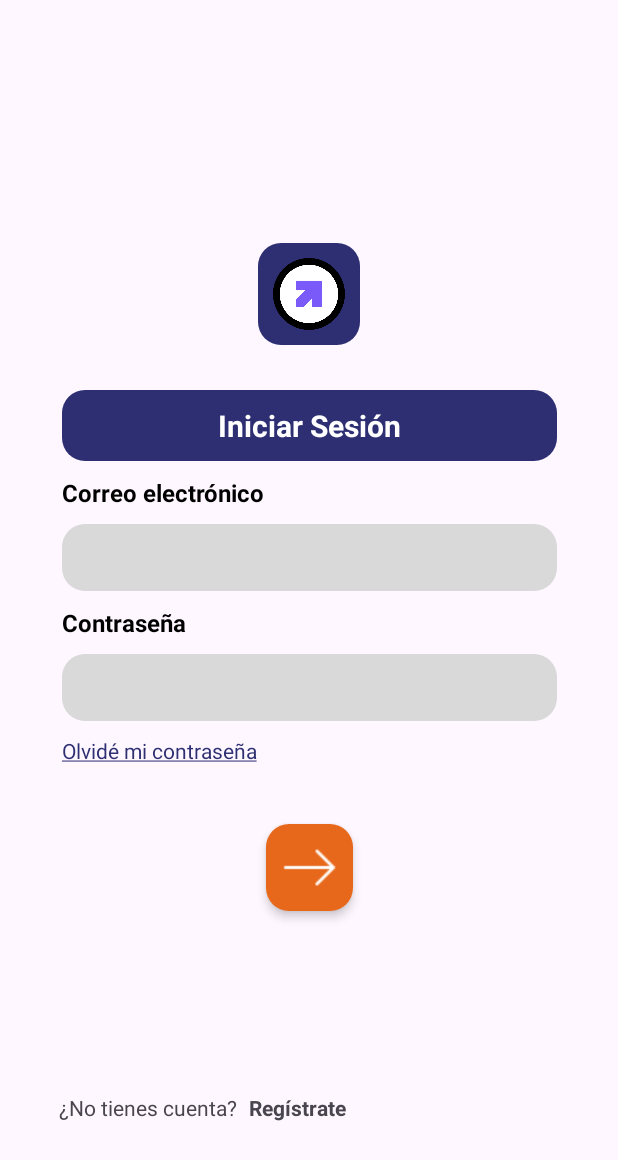
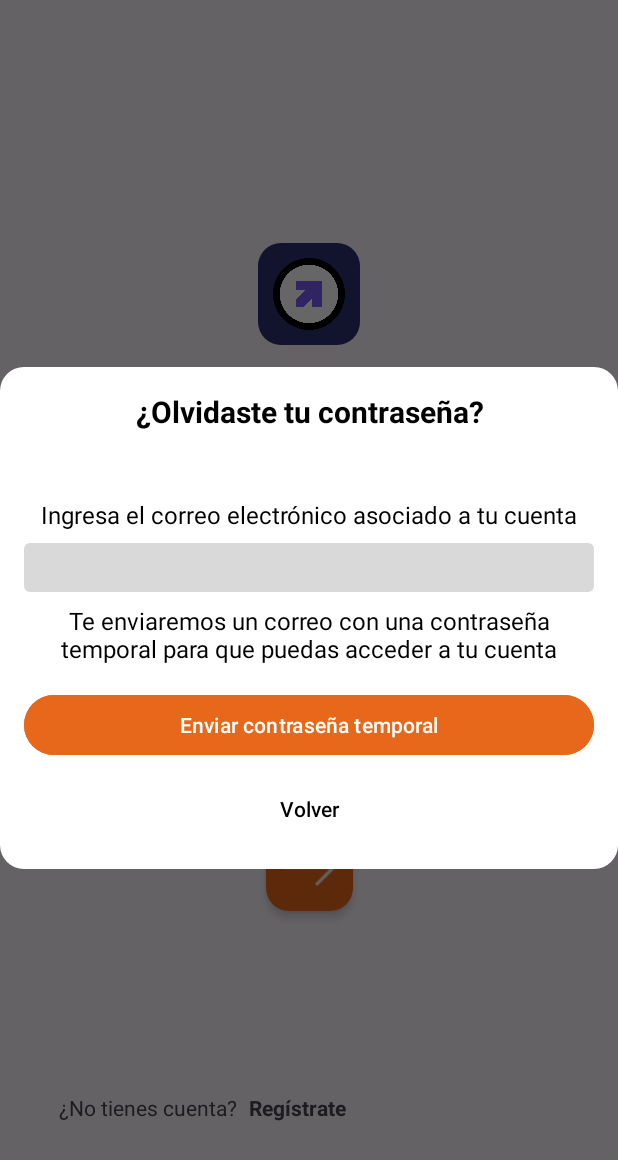
Before and after one commit to saltylettuce700/BoostUp-Celular, an Android app: the screen it shows after launch (login_activity), after a tap on "Olvidé mi contraseña", on a phone screen of 412 x 824 dp. Shown: the top 1160 px of the screen. Run offline under Robolectric (Android 15) with nearby library versions, the phone set to English and light mode, and no system bars; libraries missing offline, so code that uses them is left out: com.stripe.android; 1 statement that could not run was skipped.

Commit message:
dialog restablecer contraseña login

```diff
--- a/app/src/main/java/com/example/user/Activity/login_activity.java
+++ b/app/src/main/java/com/example/user/Activity/login_activity.java
@@ -4,12 +4,16 @@ package com.example.user.Activity;
 import static com.example.user.Activity.account_activity.LANGUAGE_PREF;
 import static com.example.user.Activity.account_activity.SELECTED_LANGUAGE;
 
+import android.app.Dialog;
 import android.content.Intent;
 import android.content.SharedPreferences;
 import android.content.res.Configuration;
 import android.graphics.Paint;
 import android.os.Bundle;
+import android.util.Patterns;
+import android.view.LayoutInflater;
 import android.view.View;
+import android.widget.Button;
 import android.widget.EditText;
 import android.widget.ImageButton;
 import android.widget.ProgressBar;
@@ -105,7 +109,56 @@ public class login_activity extends AppCompatActivity {
             Toast.makeText(this, "Ir a recuperación de contraseña", Toast.LENGTH_SHORT).show();
         });
 
+        // Botón "Restablecer"
+        findViewById(R.id.TV_lostPass).setOnClickListener(new View.OnClickListener() {
+            @Override
+            public void onClick(View v) {
+                showResetPasswordDialog();
+            }
+        });
+
     }
+
+    private void showResetPasswordDialog() {
+        Dialog dialog = new Dialog(this, R.style.BlurBackgroundDialog);
+
+        // Inflar diseño personalizado
+        View dialogView = LayoutInflater.from(this).inflate(R.layout.custom_dialog_reset_password, null);
+        dialog.setContentView(dialogView);
+
+
+        Button btnRespass = dialogView.findViewById(R.id.btn_continue);
+        Button btnCancel = dialogView.findViewById(R.id.btn_back);
+        EditText mailEditText = dialogView.findViewById(R.id.mail);
+
+        btnRespass.setOnClickListener(new View.OnClickListener() {
+            @Override
+            public void onClick(View v) {
+                String email = mailEditText.getText().toString().trim();
+
+                if (email.isEmpty()) {
+                    Toast.makeText(login_activity.this, "Por favor ingresa tu correo", Toast.LENGTH_SHORT).show();
+                } else if (!Patterns.EMAIL_ADDRESS.matcher(email).matches()) {
+                    Toast.makeText(login_activity.this, "Correo inválido", Toast.LENGTH_SHORT).show();
+                } else {
+                    // logica para enviar el correo de recuperación
+                    dialog.dismiss();
+                    Toast.makeText(login_activity.this, "Se ha enviado una contraseña temporal a tu correo", Toast.LENGTH_SHORT).show();
+                }
+            }
+        });
+
+        btnCancel.setOnClickListener(new View.OnClickListener() {
+            @Override
+            public void onClick(View v) {
+                Toast.makeText(login_activity.this, "Operación cancelada", Toast.LENGTH_SHORT).show();
+                dialog.dismiss();
+            }
+        });
+
+        dialog.show();
+    }
+
 
     private void changeLanguage(String languageCode) {
         // Cambiar el idioma
--- a/app/src/main/res/layout/custom_dialog_reset_password.xml
+++ b/app/src/main/res/layout/custom_dialog_reset_password.xml
@@ -1,17 +1,18 @@
 <?xml version="1.0" encoding="utf-8"?>
 <LinearLayout xmlns:android="http://schemas.android.com/apk/res/android"
+    android:id="@+id/main"
     android:layout_width="match_parent"
     android:layout_height="wrap_content"
+    android:background="@drawable/dialog_background"
     android:orientation="vertical"
-    android:padding="16dp"
-    android:background="@drawable/dialog_background">
+    android:padding="16dp">
 
     <TextView
         android:id="@+id/dialog_title"
         android:layout_width="match_parent"
         android:layout_height="wrap_content"
         android:gravity="center"
-        android:text="Restablecer Contraseña"
+        android:text="@string/dialog_titlelogin"
         android:textColor="@color/black"
         android:textSize="20sp"
         android:textStyle="bold" />
@@ -21,22 +22,37 @@
         android:layout_height="36dp" />
 
     <TextView
+        android:id="@+id/dialog_message1"
+
+        android:layout_width="match_parent"
+        android:layout_height="wrap_content"
+        android:layout_marginTop="8dp"
+        android:layout_marginBottom="8dp"
+        android:text="@string/dialog_message1login"
+        android:textAlignment="center"
+        android:textColor="@color/black"
+        android:textSize="16sp" />
+
+    <EditText
+        android:id="@+id/mail"
+        android:layout_width="match_parent"
+        android:layout_height="wrap_content"
+        android:layout_gravity="start"
+        android:background="@drawable/et_holder_gray_rectangle"
+        android:ems="10"
+        android:inputType="text|textEmailAddress"
+        android:paddingLeft="16dp"
+        android:paddingTop="4dp"
+        android:paddingBottom="4dp" />
+
+
+    <TextView
         android:id="@+id/dialog_message"
         android:layout_width="match_parent"
         android:layout_height="wrap_content"
         android:layout_marginTop="8dp"
         android:gravity="center"
-        android:text="Se le enviará un correo que le indicará los pasos para restablecer su contraseña en la cuenta."
-        android:textColor="@color/black"
-        android:textSize="16sp" />
-
-    <TextView
-        android:id="@+id/TV_continuar"
-        android:layout_width="match_parent"
-        android:layout_height="wrap_content"
-        android:layout_marginTop="8dp"
-        android:gravity="center"
-        android:text="¿Desea continuar?"
+        android:text="@string/dialog_message2login"
         android:textColor="@color/black"
         android:textSize="16sp" />
 
@@ -46,16 +62,16 @@
         android:layout_height="wrap_content"
         android:layout_marginTop="16dp"
         android:backgroundTint="@color/orange"
-        android:text="Continuar"
+        android:text="@string/reset_passwordlogin"
         android:textColor="@android:color/white" />
 
     <Button
-        android:id="@+id/btn_cancel"
+        android:id="@+id/btn_back"
         android:layout_width="match_parent"
         android:layout_height="wrap_content"
         android:layout_marginTop="8dp"
         android:background="@android:color/transparent"
-        android:text="Cancelar"
+        android:text="@string/btn_backlogin"
         android:textColor="@color/black" />
 
 </LinearLayout>
--- a/app/src/main/res/values/strings.xml
+++ b/app/src/main/res/values/strings.xml
@@ -75,6 +75,15 @@
 
     <string name="mensaje_pass_notequal">La contraseña no coincide</string>
 
+    <!--CUSTOM DIALOG RESTABLECER LOGIN ACTIVITY-->
+
+    <string name="dialog_titlelogin">¿Olvidaste tu contraseña?</string>
+    <string name="dialog_message1login">Ingresa el correo electrónico asociado a tu cuenta</string>
+    <string name="dialog_message2login">Te enviaremos un correo con una contraseña temporal para que puedas acceder a tu cuenta</string>
+    <string name="reset_passwordlogin">Enviar contraseña temporal</string>
+    <string name="btn_backlogin">Volver</string>
+
+
     <!--DATOS PERFIL ACTIVITY-->
 
     <string name="profile_dataACT">Datos de Perfil</string>
```
Also changed, not shown: 1 other file.
